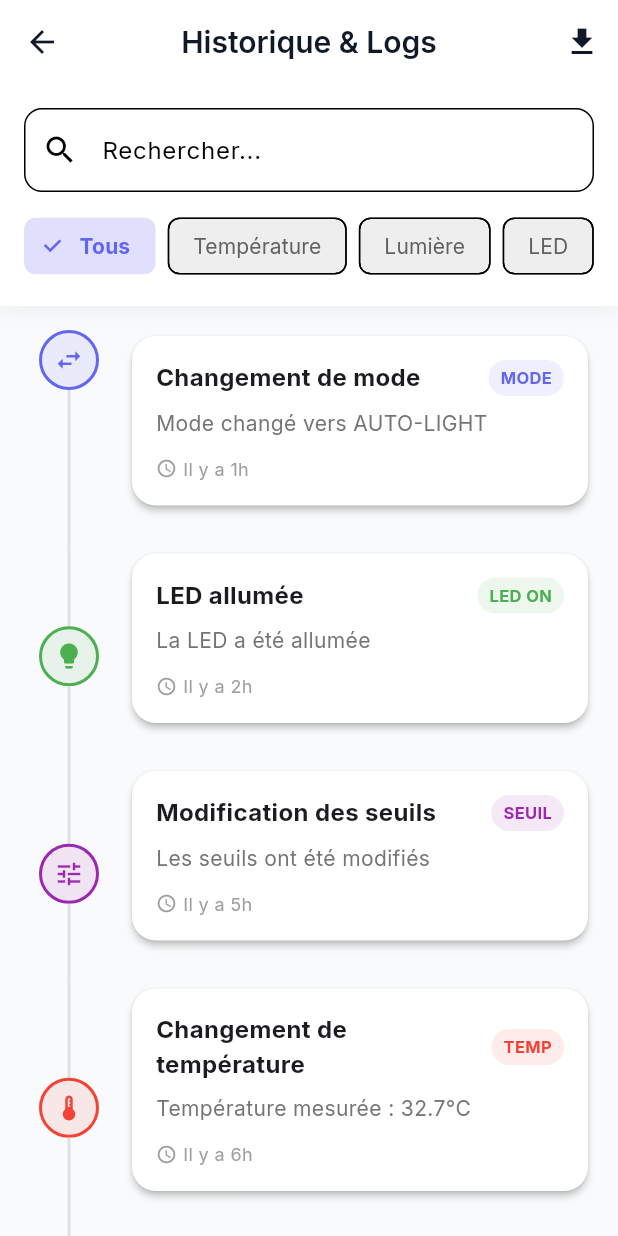
After one commit to Jihen-Mlayeh/ttgo_api_rest_frontend, a Flutter app: the HistoryScreen screen opened directly, on a phone screen of 412 x 824 dp. The commit adds this screen. Run offline on Flutter 3.47's test engine with Material 3 defaults, Android fonts, the phone set to English and light mode, and no system bars; our stand-ins replace cloud_firestore, firebase_core, fl_chart, google_fonts, shared_preferences; accounts and stored records are empty.

Commit message:
add history page

```diff
--- /dev/null
+++ b/lib/data/models/history_event.dart
@@ -0,0 +1,66 @@
+enum EventType {
+  temperature,
+  light,
+  ledOn,
+  ledOff,
+  modeChange,
+  thresholdChange,
+}
+
+class HistoryEvent {
+  final String id;
+  final EventType type;
+  final String title;
+  final String description;
+  final DateTime timestamp;
+  final Map<String, dynamic>? data;
+
+  HistoryEvent({
+    required this.id,
+    required this.type,
+    required this.title,
+    required this.description,
+    required this.timestamp,
+    this.data,
+  });
+
+  factory HistoryEvent.fromFirestore(Map<String, dynamic> doc, String id) {
+    return HistoryEvent(
+      id: id,
+      type: _parseEventType(doc['type'] as String),
+      title: doc['title'] as String,
+      description: doc['description'] as String,
+      timestamp: (doc['timestamp'] as dynamic).toDate(),
+      data: doc['data'] as Map<String, dynamic>?,
+    );
+  }
+
+  Map<String, dynamic> toFirestore() {
+    return {
+      'type': type.name,
+      'title': title,
+      'description': description,
+      'timestamp': timestamp,
+      'data': data,
+    };
+  }
+
+  static EventType _parseEventType(String type) {
+    switch (type) {
+      case 'temperature':
+        return EventType.temperature;
+      case 'light':
+        return EventType.light;
+      case 'ledOn':
+        return EventType.ledOn;
+      case 'ledOff':
+        return EventType.ledOff;
+      case 'modeChange':
+        return EventType.modeChange;
+      case 'thresholdChange':
+        return EventType.thresholdChange;
+      default:
+        return EventType.temperature;
+    }
+  }
+}
--- /dev/null
+++ b/lib/presentation/screens/history/history_screen.dart
@@ -0,0 +1,327 @@
+import 'package:flutter/material.dart';
+import 'package:intl/intl.dart';
+import 'dart:math';
+import '../../widgets/timeline_item.dart';
+import '../../../data/models/history_event.dart';
+
+class HistoryScreen extends StatefulWidget {
+  const HistoryScreen({super.key});
+
+  @override
+  State<HistoryScreen> createState() => _HistoryScreenState();
+}
+
+class _HistoryScreenState extends State<HistoryScreen> {
+  final TextEditingController _searchController = TextEditingController();
+  String _searchQuery = '';
+  EventType? _filterType;
+  DateTime? _filterDate;
+
+  // Données de test (mock)
+  late List<HistoryEvent> _events;
+
+  @override
+  void initState() {
+    super.initState();
+    _generateMockEvents();
+  }
+
+  void _generateMockEvents() {
+    final random = Random();
+    final now = DateTime.now();
+
+    _events = List.generate(30, (index) {
+      final types = EventType.values;
+      final type = types[random.nextInt(types.length)];
+      final timestamp = now.subtract(Duration(hours: index * 2 + random.nextInt(2)));
+
+      return HistoryEvent(
+        id: 'event_$index',
+        type: type,
+        title: _getTitleForType(type),
+        description: _getDescriptionForType(type, random),
+        timestamp: timestamp,
+        data: _getDataForType(type, random),
+      );
+    });
+
+    _events.sort((a, b) => b.timestamp.compareTo(a.timestamp));
+  }
+
+  String _getTitleForType(EventType type) {
+    switch (type) {
+      case EventType.temperature:
+        return 'Changement de température';
+      case EventType.light:
+        return 'Changement de luminosité';
+      case EventType.ledOn:
+        return 'LED allumée';
+      case EventType.ledOff:
+        return 'LED éteinte';
+      case EventType.modeChange:
+        return 'Changement de mode';
+      case EventType.thresholdChange:
+        return 'Modification des seuils';
+    }
+  }
+
+  String _getDescriptionForType(EventType type, Random random) {
+    switch (type) {
+      case EventType.temperature:
+        final temp = (20 + random.nextDouble() * 15).toStringAsFixed(1);
+        return 'Température mesurée : $temp°C';
+      case EventType.light:
+        final light = 30 + random.nextInt(70);
+        return 'Luminosité mesurée : $light%';
+      case EventType.ledOn:
+        return 'La LED a été allumée';
+      case EventType.ledOff:
+        return 'La LED a été éteinte';
+      case EventType.modeChange:
+        final modes = ['MANUEL', 'AUTO-TEMP', 'AUTO-LIGHT'];
+        return 'Mode changé vers ${modes[random.nextInt(modes.length)]}';
+      case EventType.thresholdChange:
+        return 'Les seuils ont été modifiés';
+    }
+  }
+
+  Map<String, dynamic>? _getDataForType(EventType type, Random random) {
+    switch (type) {
+      case EventType.temperature:
+        return {
+          'value': (20 + random.nextDouble() * 15).toStringAsFixed(1),
+          'unit': '°C',
+        };
+      case EventType.light:
+        return {
+          'value': 30 + random.nextInt(70),
+          'unit': '%',
+        };
+      case EventType.modeChange:
+        final modes = ['MANUEL', 'AUTO-TEMP', 'AUTO-LIGHT'];
+        return {
+          'old_mode': modes[random.nextInt(modes.length)],
+          'new_mode': modes[random.nextInt(modes.length)],
+        };
+      case EventType.thresholdChange:
+        return {
+          'temperature': (20 + random.nextDouble() * 10).toStringAsFixed(1),
+          'light': 30 + random.nextInt(70),
+        };
+      default:
+        return null;
+    }
+  }
+
+  @override
+  Widget build(BuildContext context) {
+    final filteredEvents = _getFilteredEvents();
+
+    return Scaffold(
+      appBar: AppBar(
+        title: const Text('Historique & Logs'),
+        centerTitle: true,
+        actions: [
+          IconButton(
+            icon: const Icon(Icons.download),
+            onPressed: _exportToCsv,
+            tooltip: 'Exporter en CSV',
+          ),
+        ],
+      ),
+      body: Column(
+        children: [
+          // Search & Filters
+          Container(
+            padding: const EdgeInsets.all(16),
+            decoration: BoxDecoration(
+              color: Theme.of(context).colorScheme.surface,
+              boxShadow: [
+                BoxShadow(
+                  color: Colors.black.withOpacity(0.05),
+                  blurRadius: 10,
+                  offset: const Offset(0, 2),
+                ),
+              ],
+            ),
+            child: Column(
+              children: [
+                // Search bar
+                TextField(
+                  controller: _searchController,
+                  decoration: InputDecoration(
+                    hintText: 'Rechercher...',
+                    prefixIcon: const Icon(Icons.search),
+                    suffixIcon: _searchQuery.isNotEmpty
+                        ? IconButton(
+                      icon: const Icon(Icons.clear),
+                      onPressed: () {
+                        _searchController.clear();
+                        setState(() => _searchQuery = '');
+                      },
+                    )
+                        : null,
+                    border: OutlineInputBorder(
+                      borderRadius: BorderRadius.circular(12),
+                    ),
+                  ),
+                  onChanged: (value) {
+                    setState(() => _searchQuery = value);
+                  },
+                ),
+                const SizedBox(height: 12),
+
+                // Filters
+                SingleChildScrollView(
+                  scrollDirection: Axis.horizontal,
+                  child: Row(
+                    children: [
+                      _buildFilterChip(
+                        'Tous',
+                        _filterType == null,
+                            () => setState(() => _filterType = null),
+                      ),
+                      const SizedBox(width: 8),
+                      ...EventType.values.map((type) {
+                        return Padding(
+                          padding: const EdgeInsets.only(right: 8),
+                          child: _buildFilterChip(
+                            _getEventTypeLabel(type),
+                            _filterType == type,
+                                () => setState(() => _filterType = type),
+                          ),
+                        );
+                      }).toList(),
+                    ],
+                  ),
+                ),
+              ],
+            ),
+          ),
+
+          // Timeline
+          Expanded(
+            child: filteredEvents.isEmpty
+                ? Center(
+              child: Column(
+                mainAxisAlignment: MainAxisAlignment.center,
+                children: [
+                  Icon(
+                    Icons.history,
+                    size: 64,
+                    color: Colors.grey[400],
+                  ),
+                  const SizedBox(height: 16),
+                  Text(
+                    'Aucun événement trouvé',
+                    style: TextStyle(
+                      fontSize: 18,
+                      color: Colors.grey[600],
+                    ),
+                  ),
+                ],
+              ),
+            )
+                : RefreshIndicator(
+              onRefresh: () async {
+                await Future.delayed(const Duration(seconds: 1));
+                setState(() => _generateMockEvents());
+              },
+              child: ListView.builder(
+                padding: const EdgeInsets.all(16),
+                itemCount: filteredEvents.length,
+                itemBuilder: (context, index) {
+                  final event = filteredEvents[index];
+                  return TimelineItem(
+                    event: event,
+                    isFirst: index == 0,
+                    isLast: index == filteredEvents.length - 1,
+                  );
+                },
+              ),
+            ),
+          ),
+        ],
+      ),
+    );
+  }
+
+  Widget _buildFilterChip(String label, bool isSelected, VoidCallback onTap) {
+    return FilterChip(
+      label: Text(label),
+      selected: isSelected,
+      onSelected: (_) => onTap(),
+      backgroundColor: Colors.grey[200],
+      selectedColor: Theme.of(context).colorScheme.primary.withOpacity(0.2),
+      checkmarkColor: Theme.of(context).colorScheme.primary,
+      labelStyle: TextStyle(
+        color: isSelected
+            ? Theme.of(context).colorScheme.primary
+            : Colors.grey[700],
+        fontWeight: isSelected ? FontWeight.bold : FontWeight.normal,
+      ),
+    );
+  }
+
+  String _getEventTypeLabel(EventType type) {
+    switch (type) {
+      case EventType.temperature:
+        return 'Température';
+      case EventType.light:
+        return 'Lumière';
+      case EventType.ledOn:
+      case EventType.ledOff:
+        return 'LED';
+      case EventType.modeChange:
+        return 'Mode';
+      case EventType.thresholdChange:
+        return 'Seuils';
+    }
+  }
+
+  List<HistoryEvent> _getFilteredEvents() {
+    return _events.where((event) {
+      // Filter by search
+      if (_searchQuery.isNotEmpty) {
+        final query = _searchQuery.toLowerCase();
+        if (!event.title.toLowerCase().contains(query) &&
+            !event.description.toLowerCase().contains(query)) {
+          return false;
+        }
+      }
+
+      // Filter by type
+      if (_filterType != null && event.type != _filterType) {
+        return false;
+      }
+
+      // Filter by date
+      if (_filterDate != null) {
+        if (!_isSameDay(event.timestamp, _filterDate!)) {
+          return false;
+        }
+      }
+
+      return true;
+    }).toList();
+  }
+
+  bool _isSameDay(DateTime a, DateTime b) {
+    return a.year == b.year && a.month == b.month && a.day == b.day;
+  }
+
+  void _exportToCsv() {
+    ScaffoldMessenger.of(context).showSnackBar(
+      const SnackBar(
+        content: Text('Export CSV : Fonctionnalité en développement'),
+        duration: Duration(seconds: 2),
+      ),
+    );
+  }
+
+  @override
+  void dispose() {
+    _searchController.dispose();
+    super.dispose();
+  }
+}
--- a/lib/presentation/screens/home/home_screen.dart
+++ b/lib/presentation/screens/home/home_screen.dart
@@ -6,6 +6,7 @@ import '../../../providers/settings_provider.dart';
 import '../../widgets/temperature_card.dart';
 import '../../widgets/light_card.dart';
 import '../../widgets/led_control_card.dart';
+import '../history/history_screen.dart';
 import '../sensors/sensors_screen.dart';
 import '../led_control/led_control_screen.dart';
 import '../settings/settings_screen.dart';
@@ -121,6 +122,19 @@ class _HomeScreenState extends State<HomeScreen> with TickerProviderStateMixin {
               }
               return const SizedBox.shrink();
             },
+          ),
+
+          // ✅ NOUVEAU : Bouton History
+          IconButton(
+            icon: const Icon(Icons.history),
+            onPressed: () {
+              Navigator.of(context).push(
+                MaterialPageRoute(
+                  builder: (_) => const HistoryScreen(),
+                ),
+              );
+            },
+            tooltip: 'Historique',
           ),
 
           // Bouton Settings
--- /dev/null
+++ b/lib/presentation/widgets/timeline_item.dart
@@ -0,0 +1,301 @@
+import 'package:flutter/material.dart';
+import 'package:intl/intl.dart';
+import '../../data/models/history_event.dart';
+import '../../core/constants/colors.dart';
+
+class TimelineItem extends StatelessWidget {
+  final HistoryEvent event;
+  final bool isFirst;
+  final bool isLast;
+
+  const TimelineItem({
+    super.key,
+    required this.event,
+    this.isFirst = false,
+    this.isLast = false,
+  });
+
+  @override
+  Widget build(BuildContext context) {
+    final color = _getEventColor(event.type);
+    final icon = _getEventIcon(event.type);
+
+    return IntrinsicHeight(
+      child: Row(
+        crossAxisAlignment: CrossAxisAlignment.start,
+        children: [
+          // Timeline
+          SizedBox(
+            width: 60,
+            child: Column(
+              children: [
+                if (!isFirst)
+                  Expanded(
+                    child: Container(
+                      width: 2,
+                      color: Colors.grey[300],
+                    ),
+                  ),
+                Container(
+                  width: 40,
+                  height: 40,
+                  decoration: BoxDecoration(
+                    color: color.withOpacity(0.1),
+                    shape: BoxShape.circle,
+                    border: Border.all(color: color, width: 2),
+                  ),
+                  child: Icon(icon, color: color, size: 20),
+                ),
+                if (!isLast)
+                  Expanded(
+                    child: Container(
+                      width: 2,
+                      color: Colors.grey[300],
+                    ),
+                  ),
+              ],
+            ),
+          ),
+
+          // Content
+          Expanded(
+            child: Padding(
+              padding: const EdgeInsets.only(bottom: 24, left: 8),
+              child: Card(
+                child: InkWell(
+                  onTap: () => _showEventDetails(context),
+                  borderRadius: BorderRadius.circular(16),
+                  child: Padding(
+                    padding: const EdgeInsets.all(16),
+                    child: Column(
+                      crossAxisAlignment: CrossAxisAlignment.start,
+                      children: [
+                        Row(
+                          mainAxisAlignment: MainAxisAlignment.spaceBetween,
+                          children: [
+                            Expanded(
+                              child: Text(
+                                event.title,
+                                style: const TextStyle(
+                                  fontWeight: FontWeight.bold,
+                                  fontSize: 16,
+                                ),
+                              ),
+                            ),
+                            Container(
+                              padding: const EdgeInsets.symmetric(
+                                horizontal: 8,
+                                vertical: 4,
+                              ),
+                              decoration: BoxDecoration(
+                                color: color.withOpacity(0.1),
+                                borderRadius: BorderRadius.circular(12),
+                              ),
+                              child: Text(
+                                _getEventTypeLabel(event.type),
+                                style: TextStyle(
+                                  fontSize: 11,
+                                  color: color,
+                                  fontWeight: FontWeight.bold,
+                                ),
+                              ),
+                            ),
+                          ],
+                        ),
+                        const SizedBox(height: 8),
+                        Text(
+                          event.description,
+                          style: TextStyle(
+                            color: Colors.grey[600],
+                            fontSize: 14,
+                          ),
+                        ),
+                        const SizedBox(height: 12),
+                        Row(
+                          children: [
+                            Icon(
+                              Icons.access_time,
+                              size: 14,
+                              color: Colors.grey[500],
+                            ),
+                            const SizedBox(width: 4),
+                            Text(
+                              _formatTimestamp(event.timestamp),
+                              style: TextStyle(
+                                fontSize: 12,
+                                color: Colors.grey[500],
+                              ),
+                            ),
+                          ],
+                        ),
+                      ],
+                    ),
+                  ),
+                ),
+              ),
+            ),
+          ),
+        ],
+      ),
+    );
+  }
+
+  Color _getEventColor(EventType type) {
+    switch (type) {
+      case EventType.temperature:
+        return Colors.red;
+      case EventType.light:
+        return Colors.orange;
+      case EventType.ledOn:
+        return Colors.green;
+      case EventType.ledOff:
+        return Colors.grey;
+      case EventType.modeChange:
+        return AppColors.primary;
+      case EventType.thresholdChange:
+        return Colors.purple;
+    }
+  }
+
+  IconData _getEventIcon(EventType type) {
+    switch (type) {
+      case EventType.temperature:
+        return Icons.thermostat;
+      case EventType.light:
+        return Icons.wb_sunny;
+      case EventType.ledOn:
+        return Icons.lightbulb;
+      case EventType.ledOff:
+        return Icons.lightbulb_outline;
+      case EventType.modeChange:
+        return Icons.swap_horiz;
+      case EventType.thresholdChange:
+        return Icons.tune;
+    }
+  }
+
+  String _getEventTypeLabel(EventType type) {
+    switch (type) {
+      case EventType.temperature:
+        return 'TEMP';
+      case EventType.light:
+        return 'LIGHT';
+      case EventType.ledOn:
+        return 'LED ON';
+      case EventType.ledOff:
+        return 'LED OFF';
+      case EventType.modeChange:
+        return 'MODE';
+      case EventType.thresholdChange:
+        return 'SEUIL';
+    }
+  }
+
+  String _formatTimestamp(DateTime timestamp) {
+    final now = DateTime.now();
+    final difference = now.difference(timestamp);
+
+    if (difference.inMinutes < 1) {
+      return 'À l\'instant';
+    } else if (difference.inHours < 1) {
+      return 'Il y a ${difference.inMinutes} min';
+    } else if (difference.inDays < 1) {
+      return 'Il y a ${difference.inHours}h';
+    } else if (difference.inDays < 7) {
+      return 'Il y a ${difference.inDays}j';
+    } else {
+      return DateFormat('dd/MM/yyyy HH:mm').format(timestamp);
+    }
+  }
+
+  void _showEventDetails(BuildContext context) {
+    showModalBottomSheet(
+      context: context,
+      shape: const RoundedRectangleBorder(
+        borderRadius: BorderRadius.vertical(top: Radius.circular(20)),
+      ),
+      builder: (context) => Padding(
+        padding: const EdgeInsets.all(24),
+        child: Column(
+          mainAxisSize: MainAxisSize.min,
+          crossAxisAlignment: CrossAxisAlignment.start,
+          children: [
+            Row(
+              children: [
+                Container(
+                  padding: const EdgeInsets.all(12),
+                  decoration: BoxDecoration(
+                    color: _getEventColor(event.type).withOpacity(0.1),
+                    borderRadius: BorderRadius.circular(12),
+                  ),
+                  child: Icon(
+                    _getEventIcon(event.type),
+                    color: _getEventColor(event.type),
+                  ),
+                ),
+                const SizedBox(width: 16),
+                Expanded(
+                  child: Column(
+                    crossAxisAlignment: CrossAxisAlignment.start,
+                    children: [
+                      Text(
+                        event.title,
+                        style: const TextStyle(
+                          fontSize: 18,
+                          fontWeight: FontWeight.bold,
+                        ),
+                      ),
+                      Text(
+                        DateFormat('dd/MM/yyyy à HH:mm:ss').format(event.timestamp),
+                        style: TextStyle(
+                          fontSize: 12,
+                          color: Colors.grey[600],
+                        ),
+                      ),
+                    ],
+                  ),
+                ),
+              ],
+            ),
+            const SizedBox(height: 20),
+            const Divider(),
+            const SizedBox(height: 12),
+            Text(
+              event.description,
+              style: const TextStyle(fontSize: 16),
+            ),
+            if (event.data != null) ...[
+              const SizedBox(height: 20),
+              const Text(
+                'Données supplémentaires :',
+                style: TextStyle(
+                  fontWeight: FontWeight.bold,
+                  fontSize: 14,
+                ),
+              ),
+              const SizedBox(height: 8),
+              ...event.data!.entries.map((entry) {
+                return Padding(
+                  padding: const EdgeInsets.symmetric(vertical: 4),
+                  child: Row(
+                    mainAxisAlignment: MainAxisAlignment.spaceBetween,
+                    children: [
+                      Text(
+                        entry.key,
+                        style: TextStyle(color: Colors.grey[600]),
+                      ),
+                      Text(
+                        entry.value.toString(),
+                        style: const TextStyle(fontWeight: FontWeight.bold),
+                      ),
+                    ],
+                  ),
+                );
+              }).toList(),
+            ],
+          ],
+        ),
+      ),
+    );
+  }
+}
```
